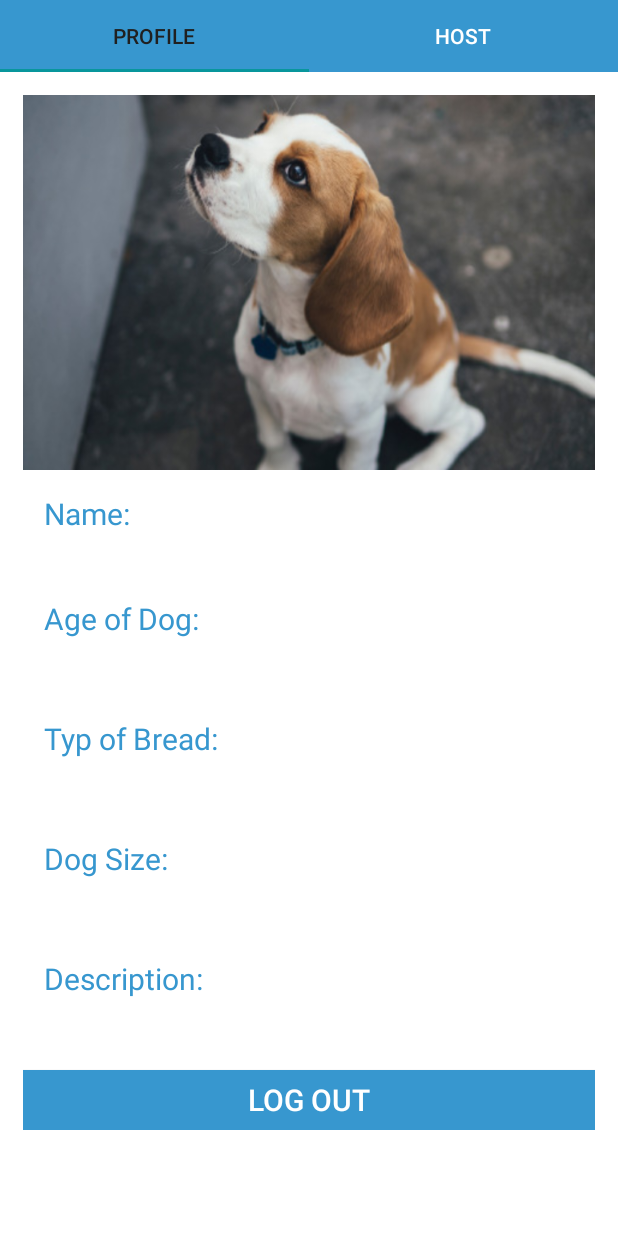
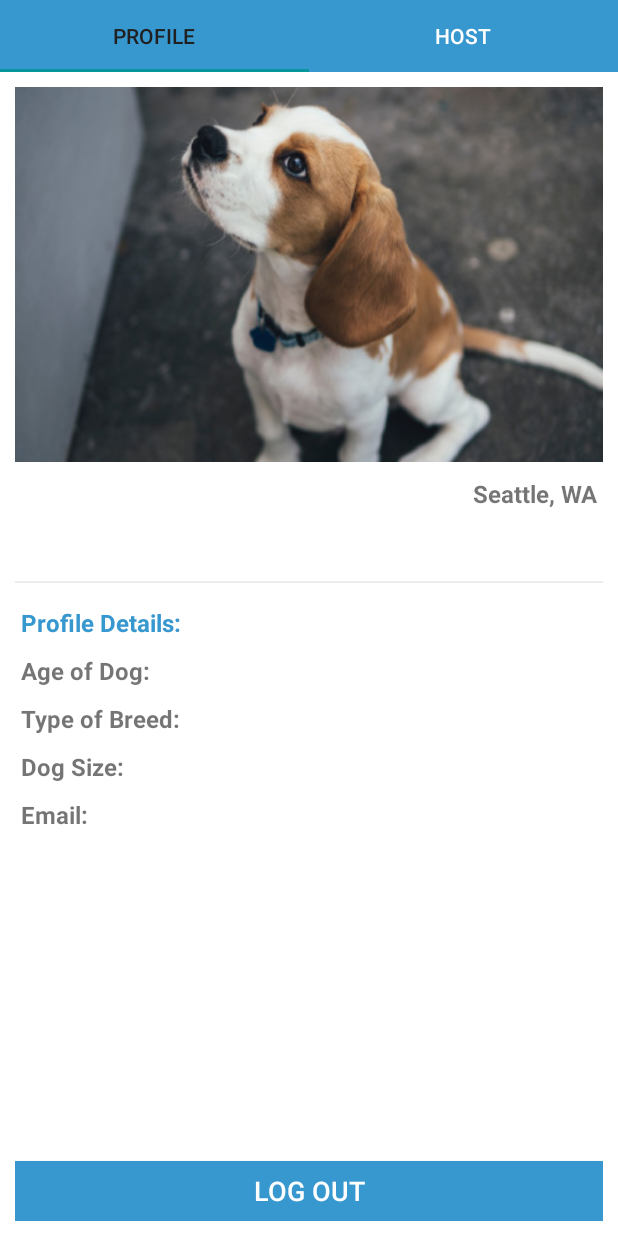
Before and after one commit to farhadbahrehmandhenry/AD340-team-project, an Android app: the ProfileActivity screen opened directly, with no data from a screen before it, on a phone screen of 412 x 824 dp. Run offline under Robolectric (Android 15) with nearby library versions, the phone set to English and light mode, and no system bars.

Commit message:
Make UI improvements, pass email data to profile activity

```diff
--- a/app/src/main/java/com/example/ad340_team_project/ProfileActivity.java
+++ b/app/src/main/java/com/example/ad340_team_project/ProfileActivity.java
@@ -3,6 +3,7 @@ package com.example.ad340_team_project;
 import android.content.Intent;
 import android.os.Bundle;
 import android.util.Log;
+import android.view.View;
 
 import androidx.annotation.NonNull;
 import androidx.appcompat.app.AppCompatActivity;
@@ -56,7 +57,7 @@ public class ProfileActivity extends AppCompatActivity {
     public String[] getExtraData() {
         Intent intent = getIntent();
         Bundle b = intent.getExtras();
-        String[] data = new String[5];
+        String[] data = new String[6];
 
         if (b != null) {
             if (b.containsKey(Constants.KEY_NAME)) {
@@ -74,9 +75,16 @@ public class ProfileActivity extends AppCompatActivity {
             if (b.containsKey(Constants.KEY_BREED)) {
                 data[4] = b.getString(Constants.KEY_BREED);
             }
+            if (b.containsKey(Constants.KEY_EMAIL)) {
+                data[5] = b.getString(Constants.KEY_EMAIL);
+            }
         }
 
         return data;
+    }
+
+    public void backToMainActivity(View view) {
+        finish();
     }
 
     public class Adapter extends FragmentStateAdapter {
--- a/app/src/main/java/com/example/ad340_team_project/ProfileFragment.java
+++ b/app/src/main/java/com/example/ad340_team_project/ProfileFragment.java
@@ -17,6 +17,7 @@ public class ProfileFragment extends Fragment {
     TextView profileSize;
     TextView profileBreed;
     TextView profileDescription;
+    TextView profileEmail;
 
     @Override
     public View onCreateView(LayoutInflater inflater, ViewGroup container, Bundle savedInstanceState){
@@ -29,12 +30,14 @@ public class ProfileFragment extends Fragment {
         profileSize = view.findViewById(R.id.tv_size);
         profileBreed = view.findViewById(R.id.tv_bread);
         profileDescription = view.findViewById(R.id.tv_description);
+        profileEmail = view.findViewById(R.id.tv_email);
 
         profileName.setText(data[0]);
         profileAge.setText(data[1]);
         profileSize.setText(data[2]);
         profileBreed.setText(data[4]);
         profileDescription.setText(data[3]);
+        profileEmail.setText(data[5]);
 
         return view;
     }
--- a/app/src/main/res/layout/activity_host.xml
+++ b/app/src/main/res/layout/activity_host.xml
@@ -149,7 +149,7 @@
         android:id="@+id/select"
         android:background="@color/headings"
         android:textColor="@color/colorWhite"
-        android:textSize="@dimen/textSize20"
+        android:textSize="@dimen/size18"
         android:text="@string/select_the_host"
         android:layout_alignParentBottom="true"/>
 
--- a/app/src/main/res/layout/fragment_profile.xml
+++ b/app/src/main/res/layout/fragment_profile.xml
@@ -4,15 +4,14 @@
     android:layout_width="match_parent"
     android:layout_height="match_parent"
     android:background="@color/colorWhite"
+    android:fillViewport="true"
     tools:context=".ProfileActivity">
 
-    <LinearLayout
-        android:layout_width="match_parent"
+    <RelativeLayout
+        android:layout_width="wrap_content"
         android:layout_height="match_parent"
-        android:layout_marginTop="@dimen/dim10"
-        android:layout_marginStart="@dimen/dim10"
         android:orientation="vertical"
-        android:layout_margin="@dimen/marg15"
+        android:layout_margin="@dimen/dim10"
         android:background="@color/cardview_light_background"
         tools:ignore="UselessParent">
 
@@ -25,112 +24,161 @@
             android:contentDescription="@string/profile_image" />
 
         <TextView
+            android:id="@+id/tv_name"
             android:layout_width="wrap_content"
             android:layout_height="wrap_content"
-            android:layout_marginLeft="@dimen/size14"
+            android:layout_marginTop="@dimen/dim10"
+            android:text="Name of Dog"
+            android:layout_marginStart="@dimen/margin4"
+            android:layout_marginEnd="@dimen/margin4"
             android:textSize="@dimen/textSize20"
-            android:layout_marginTop="@dimen/marg15"
-            android:text="@string/dogName_display"
             android:textColor="@color/headings"
-            />
+            android:textStyle="bold"
+            android:layout_below="@+id/profile_photo" />
+
         <TextView
-            android:id="@+id/tv_name"
+            android:id="@+id/tv_description"
             android:layout_width="match_parent"
             android:layout_height="wrap_content"
-            android:layout_marginLeft="@dimen/size14"
-            android:text="Name of Dog"
-            android:textSize="@dimen/textSize20"
+            android:layout_marginTop="@dimen/marginTop10"
+            android:text="@string/Description"
+            android:textSize="@dimen/size16"
+            android:layout_marginStart="@dimen/margin4"
+            android:layout_marginEnd="@dimen/margin4"
+            android:layout_below="@+id/tv_name" />
+
+        <TextView
+            android:id="@+id/tvState"
+            android:layout_width="match_parent"
+            android:layout_height="wrap_content"
+            android:layout_marginTop="@dimen/marginTop10"
+            android:text="Seattle, WA"
+            android:textSize="@dimen/size16"
+            android:textStyle="bold"
+            android:layout_marginStart="@dimen/margin4"
+            android:layout_marginEnd="@dimen/margin4"
+            android:layout_toEndOf="@id/tv_name"
+            android:layout_alignParentEnd="true"
+            android:gravity="right"
             android:layout_below="@+id/profile_photo" />
 
+        <View
+            android:id="@+id/viewLine"
+            android:layout_below="@id/tv_description"
+            android:layout_width="fill_parent"
+            android:layout_height="1dp"
+            android:layout_marginTop="@dimen/marginTop10"
+            android:background="@color/colorLightGrey" />
 
         <TextView
+            android:id="@+id/profileTitle"
             android:layout_width="wrap_content"
             android:layout_height="wrap_content"
-            android:layout_marginLeft="@dimen/size14"
-            android:textSize="@dimen/textSize20"
+            android:textSize="@dimen/size16"
             android:layout_marginTop="@dimen/marg15"
-            android:text="@string/ageOfDog_display"
-            android:textColor="@color/headings"
-            />
+            android:text="Profile Details:"
+            android:layout_marginStart="@dimen/margin4"
+            android:layout_marginEnd="@dimen/margin4"
+            android:textStyle="bold"
+            android:layout_below="@id/viewLine"
+            android:textColor="@color/headings" />
+
+        <TextView
+            android:id="@+id/ageTitle"
+            android:layout_width="120dp"
+            android:layout_height="wrap_content"
+            android:textSize="@dimen/size16"
+            android:textStyle="bold"
+            android:layout_marginStart="@dimen/margin4"
+            android:layout_below="@id/profileTitle"
+            android:layout_marginTop="@dimen/marginTop10"
+            android:text="@string/ageOfDog_display" />
+
         <TextView
             android:id="@+id/tv_age"
             android:layout_width="match_parent"
             android:layout_height="wrap_content"
             android:layout_marginTop="@dimen/marginTop10"
-            android:layout_marginLeft="@dimen/size14"
+            android:textSize="@dimen/size16"
             android:text="Age of Dog"
-            android:textSize="@dimen/textSize20"
-            android:layout_below="@+id/tv_name" />
+            android:layout_toEndOf="@id/ageTitle"
+            android:layout_below="@+id/profileTitle" />
 
         <TextView
-            android:layout_width="wrap_content"
+            android:id="@+id/tvBreedTitle"
+            android:layout_width="120dp"
             android:layout_height="wrap_content"
-            android:layout_marginLeft="@dimen/size14"
-            android:textSize="@dimen/textSize20"
-            android:layout_marginTop="@dimen/marg15"
+            android:layout_marginStart="@dimen/margin4"
+            android:layout_marginTop="@dimen/marginTop10"
             android:text="@string/typ_of_bread_Display"
-            android:textColor="@color/headings"
-            />
+            android:textStyle="bold"
+            android:textSize="@dimen/size16"
+            android:layout_below="@id/tv_age" />
 
         <TextView
             android:id="@+id/tv_bread"
-            android:layout_width="match_parent"
+            android:layout_width="wrap_content"
             android:layout_height="wrap_content"
             android:layout_marginTop="@dimen/marginTop10"
-            android:layout_marginLeft="@dimen/size14"
-            android:text="Bread of Dog"
-            android:textSize="@dimen/textSize20"
+            android:text="Bread of Dog:"
+            android:layout_toEndOf="@id/tvBreedTitle"
+            android:textSize="@dimen/size16"
             android:layout_below="@+id/tv_age" />
 
         <TextView
-            android:layout_width="wrap_content"
+            android:id="@+id/tvDogSizeTitle"
+            android:layout_width="120dp"
             android:layout_height="wrap_content"
-            android:layout_marginLeft="@dimen/size14"
-            android:textSize="@dimen/textSize20"
-            android:layout_marginTop="@dimen/marg15"
+            android:layout_marginTop="@dimen/marginTop10"
+            android:layout_below="@id/tvBreedTitle"
             android:text="@string/dog_size_Display"
-            android:textColor="@color/headings"
-            />
+            android:layout_marginStart="@dimen/margin4"
+            android:textSize="@dimen/size16"
+            android:textStyle="bold" />
 
         <TextView
             android:id="@+id/tv_size"
             android:layout_width="match_parent"
             android:layout_height="wrap_content"
             android:layout_marginTop="@dimen/marginTop10"
-            android:layout_marginLeft="@dimen/size14"
             android:text="Size of Dog"
-            android:textSize="@dimen/textSize20"
-            android:layout_below="@+id/tv_bread" />
+            android:textSize="@dimen/size16"
+            android:layout_toEndOf="@id/tvDogSizeTitle"
+            android:layout_below="@+id/tvBreedTitle" />
 
         <TextView
-            android:layout_width="wrap_content"
+            android:id="@+id/tvEmailTitle"
+            android:layout_width="120dp"
             android:layout_height="wrap_content"
-            android:layout_marginLeft="@dimen/size14"
-            android:textSize="@dimen/textSize20"
-            android:layout_marginTop="@dimen/marg15"
-            android:text="@string/description_Display"
-            android:textColor="@color/headings"
-            />
+            android:layout_marginStart="@dimen/margin4"
+            android:layout_marginTop="@dimen/marginTop10"
+            android:layout_below="@id/tv_size"
+            android:text="Email:"
+            android:textSize="@dimen/size16"
+            android:textStyle="bold" />
+
         <TextView
-            android:id="@+id/tv_description"
+            android:id="@+id/tv_email"
             android:layout_width="match_parent"
             android:layout_height="wrap_content"
             android:layout_marginTop="@dimen/marginTop10"
-            android:text="Description of Dog"
-            android:layout_marginLeft="@dimen/size14"
+            android:text="nameofmydog@hotmail.com"
+            android:textSize="@dimen/size16"
+            android:layout_toEndOf="@id/tvDogSizeTitle"
+            android:layout_below="@+id/tvDogSizeTitle" />
 
-            android:textSize="@dimen/textSize20"
-            android:layout_below="@+id/tv_size" />
 
         <Button
             android:layout_width="match_parent"
             android:layout_height="@dimen/height40dp"
-            android:layout_marginTop="@dimen/marginTop10"
+            android:layout_marginTop="@dimen/margingTop25"
             android:background="@color/headings"
             android:textColor="@color/colorWhite"
-            android:textSize="@dimen/textSize20"
-            android:text="LOG OUT"/>
+            android:textSize="@dimen/size18"
+            android:layout_alignParentBottom="true"
+            android:text="LOG OUT"
+            android:onClick="backToMainActivity"/>
 
-    </LinearLayout>
+    </RelativeLayout>
 
 </ScrollView>
--- a/app/src/main/res/values/dimens.xml
+++ b/app/src/main/res/values/dimens.xml
@@ -24,6 +24,7 @@
     <dimen name="size16">16sp</dimen>
     <dimen name="size17">17sp</dimen>
     <dimen name="size18">18sp</dimen>
+    <dimen name="size20">20sp</dimen>
     <dimen name="size25">25sp</dimen>
     <dimen name="size38">38dp</dimen>
     <dimen name="size200">200dp</dimen>
--- a/app/src/main/res/values/strings.xml
+++ b/app/src/main/res/values/strings.xml
@@ -37,7 +37,7 @@
     <string name="login_button">LOGIN</string>
     <string name="dogName_display">Name:</string>
     <string name="ageOfDog_display">Age of Dog:</string>
-    <string name="typ_of_bread_Display">Typ of Bread:</string>
+    <string name="typ_of_bread_Display">Type of Breed:</string>
     <string name="dog_size_Display">Dog Size:</string>
     <string name="description_Display">Description:</string>
     <string name="match">Match</string>
```
